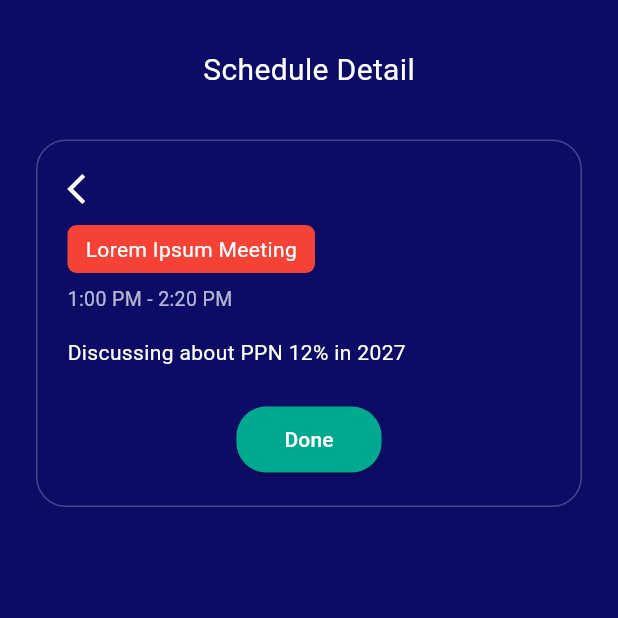
After one commit to queenshafa/goalify-app, a Flutter app: the ScheduleDetailScreen screen opened by its route, on a phone screen of 412 x 824 dp, the top half of it. The commit adds this screen. Run offline on Flutter 3.47's test engine with Material 3 defaults, Android fonts, the phone set to English and light mode, and no system bars; our stand-ins replace another_carousel_pro, carousel_slider; Roboto replaces fonts that are missing (GabaritoBold, GabaritoMedium, GabaritoSemiBold).

Commit message:
feat: Schedule detail

```diff
--- a/lib/main.dart
+++ b/lib/main.dart
@@ -11,6 +11,7 @@ import 'package:goalify/presentasi/screen/home_screen.dart';
 import 'package:goalify/presentasi/screen/onboarding_screen.dart';
 import 'package:goalify/presentasi/screen/option_screen.dart';
 import 'package:goalify/presentasi/screen/profile_screen.dart';
+import 'package:goalify/presentasi/screen/schedule_detail_screen.dart';
 import 'package:goalify/presentasi/screen/sign_in_screen.dart';
 import 'package:goalify/presentasi/screen/sign_up_screen.dart';
 import 'package:goalify/presentasi/screen/splash_screen.dart';
@@ -53,6 +54,7 @@ class MyApp extends StatelessWidget {
         '/options': (context) => const OptionScreen(),
         '/addSchedule': (context) => const AddScheduleScreen(),
         '/addGoals': (context) => const AddGoalsScreen(),
+        '/scheduleDetail': (context) => const ScheduleDetailScreen(),
         '/mainLayout': (context) => const NavBar()
       },
     );
--- /dev/null
+++ b/lib/presentasi/screen/schedule_detail_screen.dart
@@ -0,0 +1,122 @@
+import 'package:flutter/material.dart';
+
+class ScheduleDetailScreen extends StatelessWidget {
+  const ScheduleDetailScreen({super.key});
+
+  @override
+  Widget build(BuildContext context) {
+    return Scaffold(
+      backgroundColor: const Color(0xFF0C0C66), // background biru gelap
+      body: SafeArea(
+        child: Column(
+          children: [
+            const SizedBox(height: 32),
+
+            // Title
+            const Text(
+              'Schedule Detail',
+              style: TextStyle(
+                fontFamily: 'GabaritoBold',
+                fontSize: 20,
+                color: Colors.white,
+              ),
+            ),
+
+            const SizedBox(height: 32),
+
+            // Card detail
+            Padding(
+              padding: const EdgeInsets.symmetric(horizontal: 24),
+              child: Container(
+                padding: const EdgeInsets.all(20),
+                decoration: BoxDecoration(
+                  borderRadius: BorderRadius.circular(20),
+                  border: Border.all(color: Colors.white24),
+                ),
+                child: Column(
+                  crossAxisAlignment: CrossAxisAlignment.start,
+                  children: [
+                    // back arrow
+                    GestureDetector(
+                      onTap: () => Navigator.pop(context),
+                      child:
+                          const Icon(Icons.arrow_back_ios, color: Colors.white),
+                    ),
+                    const SizedBox(height: 12),
+
+                    // Title box
+                    Container(
+                      padding: const EdgeInsets.symmetric(
+                          horizontal: 12, vertical: 6),
+                      decoration: BoxDecoration(
+                        color: Colors.red,
+                        borderRadius: BorderRadius.circular(6),
+                      ),
+                      child: const Text(
+                        'Lorem Ipsum Meeting',
+                        style: TextStyle(
+                          fontFamily: 'GabaritoSemiBold',
+                          color: Colors.white,
+                          fontSize: 14,
+                        ),
+                      ),
+                    ),
+                    const SizedBox(height: 8),
+
+                    // Time
+                    const Text(
+                      '1:00 PM - 2:20 PM',
+                      style: TextStyle(
+                        fontFamily: 'GabaritoMedium',
+                        color: Colors.white70,
+                        fontSize: 13,
+                      ),
+                    ),
+                    const SizedBox(height: 16),
+
+                    // Description
+                    const Text(
+                      'Discussing about PPN 12% in 2027',
+                      style: TextStyle(
+                        fontFamily: 'GabaritoMedium',
+                        color: Colors.white,
+                        fontSize: 14,
+                      ),
+                    ),
+                    const SizedBox(height: 24),
+
+                    // Done Button
+                    Center(
+                      child: ElevatedButton(
+                        onPressed: () {
+                          Navigator.pop(
+                              context); // nanti bisa ubah ke logic "mark as done"
+                        },
+                        style: ElevatedButton.styleFrom(
+                          backgroundColor:
+                              const Color(0xFF00A98F), // gradasi bisa diganti
+                          shape: RoundedRectangleBorder(
+                            borderRadius: BorderRadius.circular(20),
+                          ),
+                          padding: const EdgeInsets.symmetric(
+                              horizontal: 32, vertical: 12),
+                        ),
+                        child: const Text(
+                          'Done',
+                          style: TextStyle(
+                            fontFamily: 'GabaritoSemiBold',
+                            color: Colors.white,
+                          ),
+                        ),
+                      ),
+                    )
+                  ],
+                ),
+              ),
+            ),
+          ],
+        ),
+      ),
+    );
+  }
+}
```
